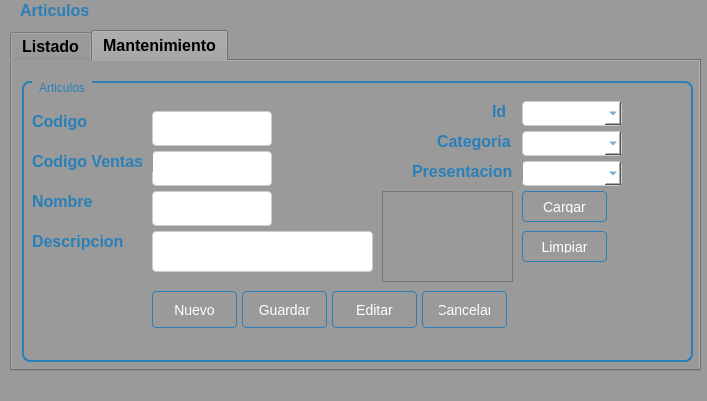
Before: the Qt Designer form Sistema de ventas/ui/FrmArticulo.ui in CodeDrTech/DevelopPython, drawn with Qt 5.
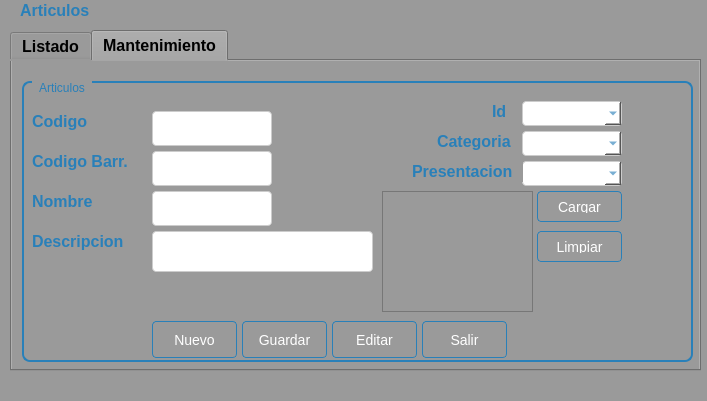
After: the same form once the commit is applied. The open tabs and pages were chosen to show the change.

Patch:
```diff
--- a/Sistema de ventas/ui/FrmArticulo.ui
+++ b/Sistema de ventas/ui/FrmArticulo.ui
@@ -498,7 +498,7 @@
        <property name="geometry">
         <rect>
          <x>130</x>
-         <y>210</y>
+         <y>240</y>
          <width>85</width>
          <height>37</height>
         </rect>
@@ -535,7 +535,7 @@
        <property name="geometry">
         <rect>
          <x>310</x>
-         <y>210</y>
+         <y>240</y>
          <width>85</width>
          <height>37</height>
         </rect>
@@ -572,7 +572,7 @@
        <property name="geometry">
         <rect>
          <x>220</x>
-         <y>210</y>
+         <y>240</y>
          <width>85</width>
          <height>37</height>
         </rect>
@@ -609,7 +609,7 @@
        <property name="geometry">
         <rect>
          <x>400</x>
-         <y>210</y>
+         <y>240</y>
          <width>85</width>
          <height>37</height>
         </rect>
@@ -639,7 +639,7 @@
 </string>
        </property>
        <property name="text">
-        <string>Cancelar</string>
+        <string>Salir</string>
        </property>
       </widget>
       <widget class="QLineEdit" name="txtCodigo">
@@ -967,13 +967,16 @@
 
 </string>
        </property>
+       <property name="readOnly">
+        <bool>true</bool>
+       </property>
       </widget>
       <widget class="QLabel" name="label_6">
        <property name="geometry">
         <rect>
          <x>10</x>
          <y>70</y>
-         <width>121</width>
+         <width>101</width>
          <height>21</height>
         </rect>
        </property>
@@ -989,7 +992,7 @@
 }</string>
        </property>
        <property name="text">
-        <string>Codigo Ventas</string>
+        <string>Codigo Barr.</string>
        </property>
       </widget>
       <widget class="QGraphicsView" name="gFoto">
@@ -997,8 +1000,8 @@
         <rect>
          <x>360</x>
          <y>110</y>
-         <width>131</width>
-         <height>91</height>
+         <width>151</width>
+         <height>121</height>
         </rect>
        </property>
        <property name="toolTip">
@@ -1008,7 +1011,7 @@
       <widget class="QPushButton" name="btnCargar">
        <property name="geometry">
         <rect>
-         <x>500</x>
+         <x>515</x>
          <y>110</y>
          <width>85</width>
          <height>31</height>
@@ -1045,7 +1048,7 @@
       <widget class="QPushButton" name="btnLimpiar">
        <property name="geometry">
         <rect>
-         <x>500</x>
+         <x>515</x>
          <y>150</y>
          <width>85</width>
          <height>31</height>
```
Left out of the diff: 2 changed lines with no effect on the pictures.
